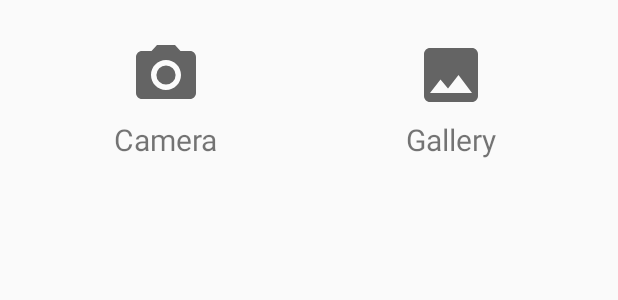
After one commit to GregBiglione/Project_9, an Android app: the layout dialog_photo_choice.xml on its own in the app's theme, with its tools: preview values and no code run, on a phone screen of 412 x 824 dp. The commit adds this screen. Shown: the top 300 px of the screen. Run offline under Robolectric (Android 15) with nearby library versions, the phone set to English and light mode, and no system bars.

Commit message:
Added dialog photo choice layout

```diff
--- a/app/build.gradle
+++ b/app/build.gradle
@@ -110,7 +110,6 @@ dependencies {
     implementation 'com.google.firebase:firebase-messaging-ktx'
     implementation 'com.google.firebase:firebase-analytics-ktx'
 
-    // ----------------------------- Multi Dex -----------------------------------------------------
+    //------------------------------ Multi Dex -----------------------------------------------------
     implementation 'com.android.support:multidex:1.0.3'
-
 }
--- a/app/src/main/java/com/openclassrooms/realestatemanager/ui/activities/AddHouseActivity.kt
+++ b/app/src/main/java/com/openclassrooms/realestatemanager/ui/activities/AddHouseActivity.kt
@@ -8,15 +8,11 @@ import android.content.pm.PackageManager
 import android.net.Uri
 import android.os.Build
 import android.os.Bundle
-import android.text.TextUtils
-import android.util.Log
 import android.view.View
 import android.widget.*
 import androidx.appcompat.app.AppCompatActivity
 import androidx.core.app.ActivityCompat
-import androidx.core.view.get
 import androidx.core.view.isNotEmpty
-import androidx.core.view.size
 import androidx.lifecycle.ViewModelProvider
 import androidx.recyclerview.widget.LinearLayoutManager
 import androidx.recyclerview.widget.RecyclerView
@@ -41,7 +37,6 @@ import com.openclassrooms.realestatemanager.utils.TimeConverters
 import com.openclassrooms.realestatemanager.viewmodel.MainViewModel
 import org.greenrobot.eventbus.EventBus
 import org.greenrobot.eventbus.Subscribe
-import java.lang.Long.parseLong
 import java.text.SimpleDateFormat
 import java.util.*
 import kotlin.collections.ArrayList
--- /dev/null
+++ b/app/src/main/res/drawable/ic_baseline_photo_48.xml
@@ -0,0 +1,5 @@
+<vector android:height="48dp" android:tint="?attr/colorControlNormal"
+    android:viewportHeight="24" android:viewportWidth="24"
+    android:width="48dp" xmlns:android="http://schemas.android.com/apk/res/android">
+    <path android:fillColor="@android:color/white" android:pathData="M21,19V5c0,-1.1 -0.9,-2 -2,-2H5c-1.1,0 -2,0.9 -2,2v14c0,1.1 0.9,2 2,2h14c1.1,0 2,-0.9 2,-2zM8.5,13.5l2.5,3.01L14.5,12l4.5,6H5l3.5,-4.5z"/>
+</vector>
--- /dev/null
+++ b/app/src/main/res/drawable/ic_baseline_photo_camera_48.xml
@@ -0,0 +1,6 @@
+<vector android:height="48dp" android:tint="?attr/colorControlNormal"
+    android:viewportHeight="24" android:viewportWidth="24"
+    android:width="48dp" xmlns:android="http://schemas.android.com/apk/res/android">
+    <path android:fillColor="@android:color/white" android:pathData="M12,12m-3.2,0a3.2,3.2 0,1 1,6.4 0a3.2,3.2 0,1 1,-6.4 0"/>
+    <path android:fillColor="@android:color/white" android:pathData="M9,2L7.17,4L4,4c-1.1,0 -2,0.9 -2,2v12c0,1.1 0.9,2 2,2h16c1.1,0 2,-0.9 2,-2L22,6c0,-1.1 -0.9,-2 -2,-2h-3.17L15,2L9,2zM12,17c-2.76,0 -5,-2.24 -5,-5s2.24,-5 5,-5 5,2.24 5,5 -2.24,5 -5,5z"/>
+</vector>
--- /dev/null
+++ b/app/src/main/res/layout/dialog_photo_choice.xml
@@ -0,0 +1,54 @@
+<?xml version="1.0" encoding="utf-8"?>
+<LinearLayout xmlns:android="http://schemas.android.com/apk/res/android"
+    android:layout_width="match_parent"
+    android:layout_height="wrap_content"
+    android:orientation="horizontal"
+    android:padding="16dp">
+
+    <LinearLayout
+        android:id="@+id/dialog_photo_camera_lyt"
+        android:layout_width="0dp"
+        android:layout_height="wrap_content"
+        android:layout_marginTop="10dp"
+        android:layout_weight="1"
+        android:gravity="center"
+        android:orientation="vertical">
+
+        <ImageView
+            android:id="@+id/dialog_photo_camera"
+            android:layout_width="wrap_content"
+            android:layout_height="wrap_content"
+            android:src="@drawable/ic_baseline_photo_camera_48"
+            android:contentDescription="@string/title_camera" />
+
+        <TextView
+            android:id="@+id/dialog_photo_camera_title"
+            android:text="@string/title_camera"
+            style="@style/add_photo_image_view_style"/>
+
+    </LinearLayout>
+
+    <LinearLayout
+        android:id="@+id/dialog_photo_gallery_lyt"
+        android:layout_width="0dp"
+        android:layout_height="wrap_content"
+        android:layout_marginTop="10dp"
+        android:layout_weight="1"
+        android:gravity="center"
+        android:orientation="vertical">
+
+        <ImageView
+            android:id="@+id/dialog_photo_gallery"
+            android:layout_width="wrap_content"
+            android:layout_height="wrap_content"
+            android:src="@drawable/ic_baseline_photo_48"
+            android:contentDescription="@string/title_gallery" />
+
+        <TextView
+            android:id="@+id/dialog_photo_gallery_title"
+            android:text="@string/title_gallery"
+            style="@style/add_photo_image_view_style"/>
+
+    </LinearLayout>
+
+</LinearLayout>
--- a/app/src/main/res/values/strings.xml
+++ b/app/src/main/res/values/strings.xml
@@ -339,5 +339,7 @@
     <string name="notifications">Disable notifications</string>
     <string name="summary_notifications_off">Notifications disabled</string>
     <string name="summary_notifications_on">Notifications enabled</string>
+    <string name="title_camera">Camera</string>
+    <string name="title_gallery">Gallery</string>
 
 </resources>
--- a/app/src/main/res/values/styles.xml
+++ b/app/src/main/res/values/styles.xml
@@ -121,4 +121,12 @@
         <item name="android:padding">15sp</item>
     </style>
 
+    <!-- Add photo text view -->
+    <style name="add_photo_image_view_style">
+        <item name="android:layout_width">wrap_content</item>
+        <item name="android:layout_height">wrap_content</item>
+        <item name="android:layout_marginTop">5dp</item>
+        <item name="android:textSize">20sp</item>
+    </style>
+
 </resources>
```
Also changed, not shown: app/src/main/java/com/openclassrooms/realestatemanager/ui/fragments/AddAgentFragment.kt (+56 -57 lines), app/src/main/res/drawable/ic_baseline_person_24.xml (+4 -9 lines).
